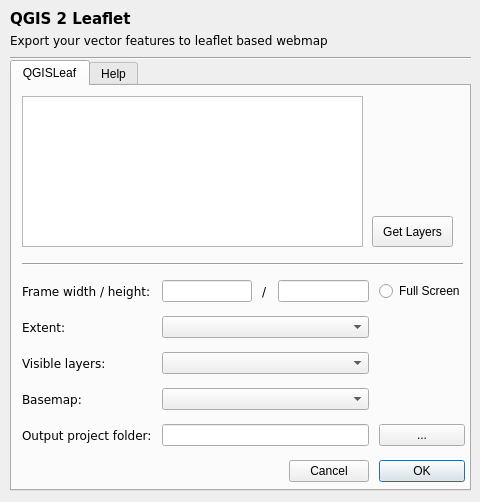
Old version of the form ui_qgis2leaf.ui in the repository Geolicious/qgis2leaf.
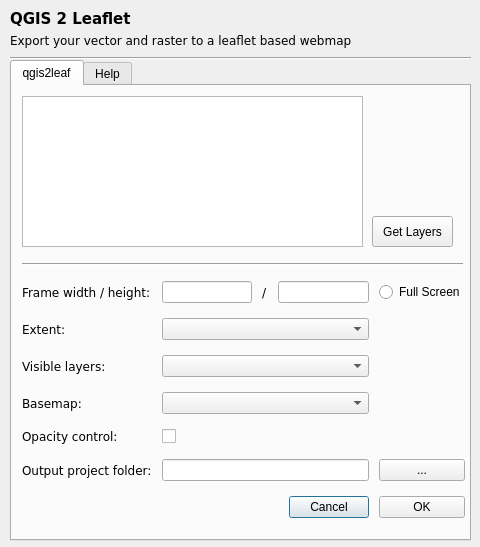
New version of the form.

Commit message: new control of opacity issue #54 and issue #55

What changed in the file:
```diff
--- a/ui_qgis2leaf.ui
+++ b/ui_qgis2leaf.ui
@@ -7,7 +7,7 @@
     <x>0</x>
     <y>0</y>
     <width>480</width>
-    <height>502</height>
+    <height>547</height>
    </rect>
   </property>
   <property name="windowTitle">
@@ -39,7 +39,7 @@
     <rect>
      <x>10</x>
      <y>30</y>
-     <width>431</width>
+     <width>461</width>
      <height>21</height>
     </rect>
    </property>
@@ -49,7 +49,7 @@
     </font>
    </property>
    <property name="text">
-    <string>Export your vector features to leaflet based webmap</string>
+    <string>Export your vector and raster to a leaflet based webmap</string>
    </property>
   </widget>
   <widget class="Line" name="line_3">
@@ -71,7 +71,7 @@
      <x>10</x>
      <y>60</y>
      <width>461</width>
-     <height>431</height>
+     <height>481</height>
     </rect>
    </property>
    <property name="currentIndex">
@@ -79,7 +79,7 @@
    </property>
    <widget class="QWidget" name="tab_app">
     <attribute name="title">
-     <string>QGISLeaf</string>
+     <string>qgis2leaf</string>
     </attribute>
     <widget class="QListWidget" name="listWidget">
      <property name="geometry">
@@ -97,84 +97,13 @@
        <x>10</x>
        <y>190</y>
        <width>443</width>
-       <height>210</height>
+       <height>250</height>
       </rect>
      </property>
      <layout class="QGridLayout" name="gridLayout">
       <property name="spacing">
        <number>10</number>
       </property>
-      <item row="5" column="1">
-       <widget class="QLineEdit" name="lineEdit_2"/>
-      </item>
-      <item row="6" column="2">
-       <widget class="QPushButton" name="okButton">
-        <property name="text">
-         <string>OK</string>
-        </property>
-       </widget>
-      </item>
-      <item row="5" column="2">
-       <widget class="QPushButton" name="pushButton_2">
-        <property name="text">
-         <string>...</string>
-        </property>
-       </widget>
-      </item>
-      <item row="5" column="0">
-       <widget class="QLabel" name="label_3">
-        <property name="font">
-         <font>
-          <family>DejaVu Sans</family>
-         </font>
-        </property>
-        <property name="text">
-         <string>Output project folder:</string>
-        </property>
-       </widget>
-      </item>
-      <item row="4" column="1">
-       <widget class="QComboBox" name="comboBox"/>
-      </item>
-      <item row="2" column="1">
-       <widget class="QComboBox" name="comboBox_2"/>
-      </item>
-      <item row="4" column="0">
-       <widget class="QLabel" name="label_4">
-        <property name="font">
-         <font>
-          <family>DejaVu Sans</family>
-         </font>
-        </property>
-        <property name="text">
-         <string>Basemap:</string>
-        </property>
-       </widget>
-      </item>
-      <item row="2" column="0">
-       <widget class="QLabel" name="label_6">
-        <property name="font">
-         <font>
-          <family>DejaVu Sans</family>
-         </font>
-        </property>
-        <property name="text">
-         <string>Extent:</string>
-        </property>
-       </widget>
-      </item>
-      <item row="1" column="0">
-       <widget class="QLabel" name="label_5">
-        <property name="font">
-         <font>
-          <family>DejaVu Sans</family>
-         </font>
-        </property>
-        <property name="text">
-         <string>Frame width / height:</string>
-        </property>
-       </widget>
-      </item>
       <item row="1" column="2">
        <widget class="QRadioButton" name="radioButton">
         <property name="text">
@@ -219,7 +148,7 @@
       <item row="3" column="1">
        <widget class="QComboBox" name="comboBox_3"/>
       </item>
-      <item row="6" column="1">
+      <item row="7" column="1">
        <layout class="QHBoxLayout" name="horizontalLayout_4">
         <item>
          <spacer name="horizontalSpacer">
@@ -243,6 +172,105 @@
         </item>
        </layout>
       </item>
+      <item row="6" column="1">
+       <widget class="QLineEdit" name="lineEdit_2"/>
+      </item>
+      <item row="7" column="2">
+       <widget class="QPushButton" name="okButton">
+        <property name="text">
+         <string>OK</string>
+        </property>
+       </widget>
+      </item>
+      <item row="6" column="2">
+       <widget class="QPushButton" name="pushButton_2">
+        <property name="text">
+         <string>...</string>
+        </property>
+       </widget>
+      </item>
+      <item row="6" column="0">
+       <widget class="QLabel" name="label_3">
+        <property name="font">
+         <font>
+          <family>DejaVu Sans</family>
+         </font>
+        </property>
+        <property name="text">
+         <string>Output project folder:</string>
+        </property>
+       </widget>
+      </item>
+      <item row="4" column="1">
+       <widget class="QComboBox" name="comboBox"/>
+      </item>
+      <item row="2" column="1">
+       <widget class="QComboBox" name="comboBox_2"/>
+      </item>
+      <item row="4" column="0">
+       <widget class="QLabel" name="label_4">
+        <property name="font">
+         <font>
+          <family>DejaVu Sans</family>
+         </font>
+        </property>
+        <property name="text">
+         <string>Basemap:</string>
+        </property>
+       </widget>
+      </item>
+      <item row="2" column="0">
+       <widget class="QLabel" name="label_6">
+        <property name="font">
+         <font>
+          <family>DejaVu Sans</family>
+         </font>
+        </property>
+        <property name="text">
+         <string>Extent:</string>
+        </property>
+       </widget>
+      </item>
+      <item row="1" column="0">
+       <widget class="QLabel" name="label_5">
+        <property name="font">
+         <font>
+          <family>DejaVu Sans</family>
+         </font>
+        </property>
+        <property name="text">
+         <string>Frame width / height:</string>
+        </property>
+       </widget>
+      </item>
+      <item row="5" column="0">
+       <widget class="QLabel" name="label_8">
+        <property name="font">
+         <font>
+          <family>DejaVu Sans</family>
+         </font>
+        </property>
+        <property name="text">
+         <string>Opacity control:</string>
+        </property>
+       </widget>
+      </item>
+      <item row="5" column="1">
+       <widget class="QCheckBox" name="checkBox">
+        <property name="enabled">
+         <bool>true</bool>
+        </property>
+        <property name="autoFillBackground">
+         <bool>false</bool>
+        </property>
+        <property name="text">
+         <string/>
+        </property>
+        <property name="checked">
+         <bool>false</bool>
+        </property>
+       </widget>
+      </item>
      </layout>
     </widget>
     <widget class="Line" name="line_2">
```
Left out of the diff: 24 changed lines with no effect on the pictures. The commit also changes 4 other files.
